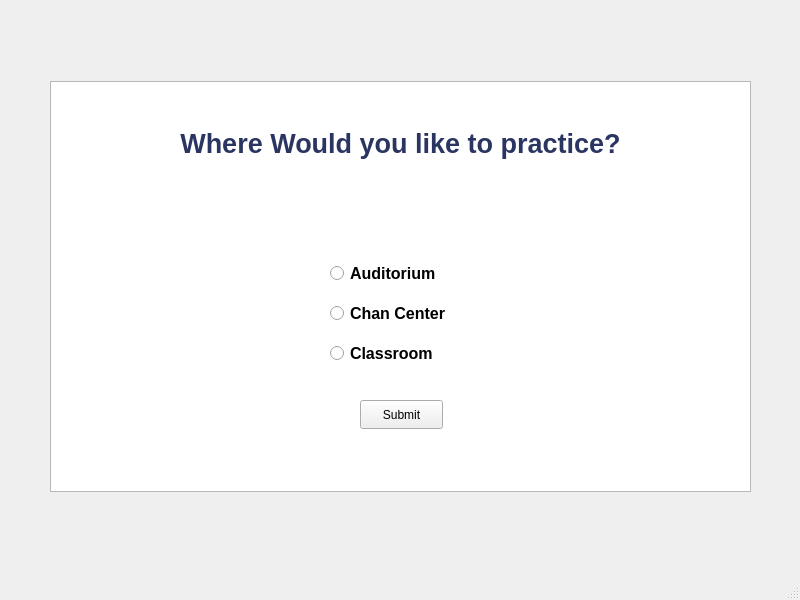
The window that publicspeaking.ui (AnushreeBannadabhavi/Orator) describes before a commit, drawn with Qt 5.
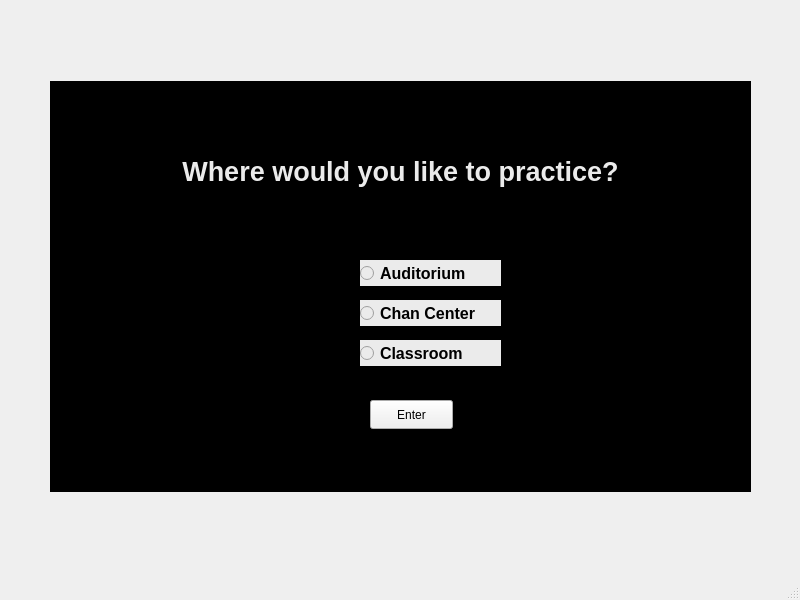
The same window after the commit.

Patch:
```diff
--- a/publicspeaking.ui
+++ b/publicspeaking.ui
@@ -23,20 +23,27 @@
       <height>411</height>
      </rect>
     </property>
+    <property name="styleSheet">
+     <string notr="true">
+
+    background-color: rgb(0, 0, 0);
+</string>
+    </property>
     <property name="html">
      <string>&lt;!DOCTYPE HTML PUBLIC &quot;-//W3C//DTD HTML 4.0//EN&quot; &quot;http://www.w3.org/TR/REC-html40/strict.dtd&quot;&gt;
 &lt;html&gt;&lt;head&gt;&lt;meta name=&quot;qrichtext&quot; content=&quot;1&quot; /&gt;&lt;meta charset=&quot;utf-8&quot; /&gt;&lt;style type=&quot;text/css&quot;&gt;
 p, li { white-space: pre-wrap; }
 &lt;/style&gt;&lt;/head&gt;&lt;body style=&quot; font-family:'Segoe UI'; font-size:9pt; font-weight:400; font-style:normal;&quot;&gt;
 &lt;p align=&quot;center&quot; style=&quot;-qt-paragraph-type:empty; margin-top:0px; margin-bottom:0px; margin-left:0px; margin-right:0px; -qt-block-indent:0; text-indent:0px;&quot;&gt;&lt;br /&gt;&lt;/p&gt;
-&lt;p align=&quot;center&quot; style=&quot;-qt-paragraph-type:empty; margin-top:0px; margin-bottom:0px; margin-left:0px; margin-right:0px; -qt-block-indent:0; text-indent:0px; font-size:18pt; font-weight:700; color:#2b3561;&quot;&gt;&lt;br /&gt;&lt;/p&gt;
-&lt;p align=&quot;center&quot; style=&quot; margin-top:0px; margin-bottom:0px; margin-left:0px; margin-right:0px; -qt-block-indent:0; text-indent:0px;&quot;&gt;&lt;span style=&quot; font-size:20pt; font-weight:700; color:#2b3561;&quot;&gt;Where Would you like to practice?&lt;/span&gt;&lt;/p&gt;&lt;/body&gt;&lt;/html&gt;</string>
+&lt;p align=&quot;center&quot; style=&quot;-qt-paragraph-type:empty; margin-top:0px; margin-bottom:0px; margin-left:0px; margin-right:0px; -qt-block-indent:0; text-indent:0px; font-size:18pt; font-weight:700; color:#ebebeb;&quot;&gt;&lt;br /&gt;&lt;/p&gt;
+&lt;p align=&quot;center&quot; style=&quot;-qt-paragraph-type:empty; margin-top:0px; margin-bottom:0px; margin-left:0px; margin-right:0px; -qt-block-indent:0; text-indent:0px; font-size:18pt; font-weight:700; color:#ebebeb;&quot;&gt;&lt;br /&gt;&lt;/p&gt;
+&lt;p align=&quot;center&quot; style=&quot; margin-top:0px; margin-bottom:0px; margin-left:0px; margin-right:0px; -qt-block-indent:0; text-indent:0px;&quot;&gt;&lt;span style=&quot; font-size:20pt; font-weight:700; color:#ebebeb;&quot;&gt;Where would you like to practice?&lt;/span&gt;&lt;/p&gt;&lt;/body&gt;&lt;/html&gt;</string>
     </property>
    </widget>
    <widget class="QRadioButton" name="radioButtonAudi">
     <property name="geometry">
      <rect>
-      <x>330</x>
+      <x>360</x>
       <y>260</y>
       <width>141</width>
       <height>26</height>
@@ -48,6 +55,11 @@
       <bold>true</bold>
      </font>
     </property>
+    <property name="styleSheet">
+     <string notr="true">
+    background-color: rgb(235, 235, 235);
+</string>
+    </property>
     <property name="text">
      <string>Auditorium</string>
     </property>
@@ -55,9 +67,9 @@
    <widget class="QRadioButton" name="radioButtonCC">
     <property name="geometry">
      <rect>
-      <x>330</x>
+      <x>360</x>
       <y>300</y>
-      <width>151</width>
+      <width>141</width>
       <height>26</height>
      </rect>
     </property>
@@ -67,6 +79,11 @@
       <bold>true</bold>
      </font>
     </property>
+    <property name="styleSheet">
+     <string notr="true">
+    background-color: rgb(235, 235, 235);
+</string>
+    </property>
     <property name="text">
      <string>Chan Center</string>
     </property>
@@ -74,9 +91,9 @@
    <widget class="QRadioButton" name="radioButtonClass">
     <property name="geometry">
      <rect>
-      <x>330</x>
+      <x>360</x>
       <y>340</y>
-      <width>131</width>
+      <width>141</width>
       <height>26</height>
      </rect>
     </property>
@@ -86,6 +103,11 @@
       <bold>true</bold>
      </font>
     </property>
+    <property name="styleSheet">
+     <string notr="true">
+    background-color: rgb(235, 235, 235);
+</string>
+    </property>
     <property name="text">
      <string>Classroom</string>
     </property>
@@ -93,14 +115,14 @@
    <widget class="QPushButton" name="pushButton">
     <property name="geometry">
      <rect>
-      <x>360</x>
+      <x>370</x>
       <y>400</y>
       <width>83</width>
       <height>29</height>
      </rect>
     </property>
     <property name="text">
-     <string>Submit</string>
+     <string>Enter</string>
     </property>
    </widget>
   </widget>
```
